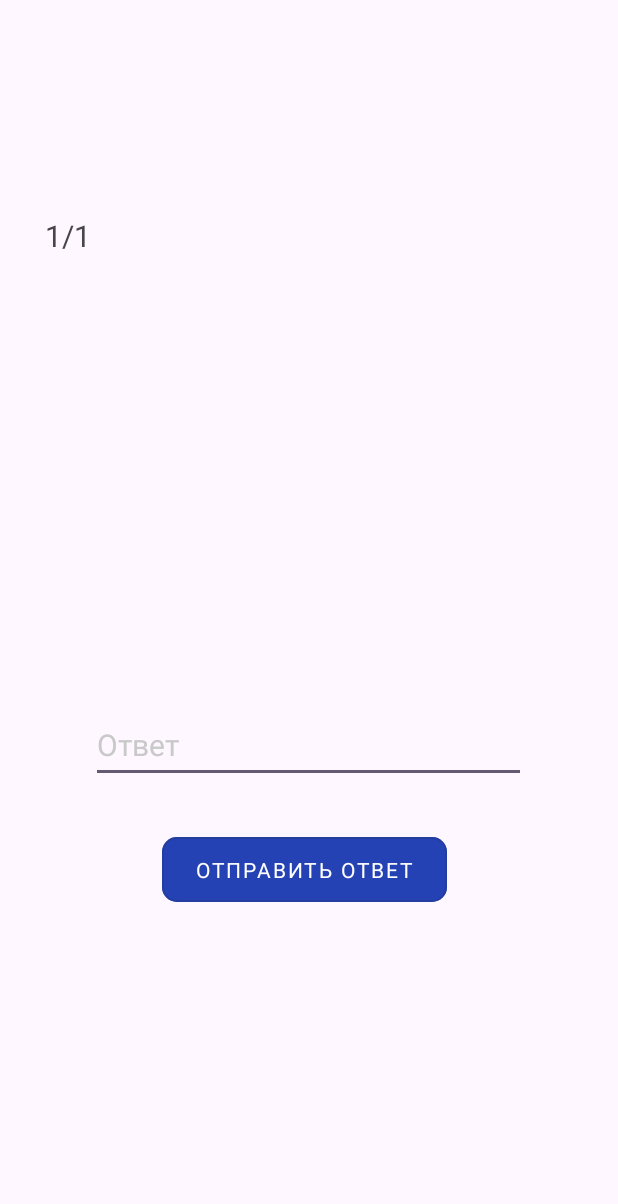
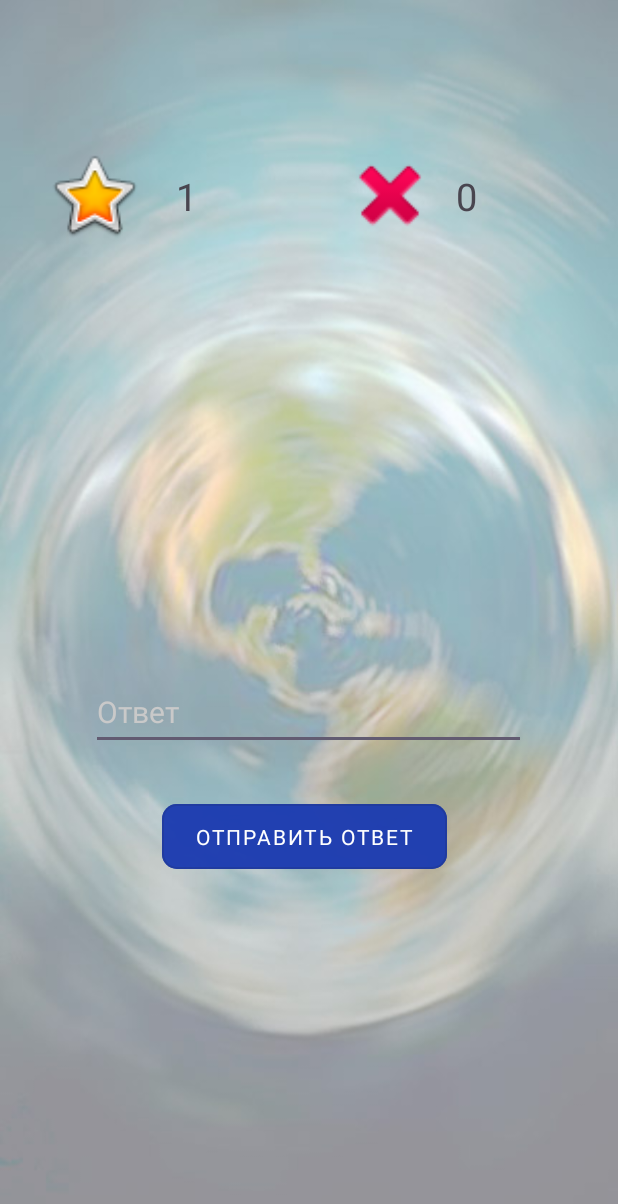
Before and after one commit to Pavel505/ProgrammKINO, an Android app: the TreningActivity screen opened directly, with no data from a screen before it, after a tap on "ОТПРАВИТЬ ОТВЕТ", on a phone screen of 412 x 824 dp. Shown: the top 1204 px of the screen. Run offline under Robolectric (Android 15) with nearby library versions, the phone set to English and light mode, and no system bars; our stand-ins replace Firebase (no records; nobody signed in at launch, a user with empty details on screens opened directly).

Commit message:
Дизайн страничек по географии

```diff
--- a/app/src/main/java/com/example/progkino/TreningActivity.java
+++ b/app/src/main/java/com/example/progkino/TreningActivity.java
@@ -9,11 +9,11 @@ import android.widget.ArrayAdapter;
 import android.widget.EditText;
 import android.widget.ListView;
 import android.widget.TextView;
+import android.widget.Toast;
 
 import androidx.annotation.NonNull;
 import androidx.appcompat.app.AppCompatActivity;
 
-import com.example.progkino.Models.Eventum;
 import com.example.progkino.Models.QuestionTrenTutor;
 import com.google.firebase.database.DataSnapshot;
 import com.google.firebase.database.DatabaseError;
@@ -22,23 +22,20 @@ import com.google.firebase.database.FirebaseDatabase;
 import com.google.firebase.database.ValueEventListener;
 
 import java.util.ArrayList;
-import java.util.Date;
 import java.util.List;
-import java.util.Random;
 import java.util.Timer;
-import java.util.TimerTask;
 
 public class TreningActivity extends AppCompatActivity {
     private ListView listView;
     String answer;
     private ArrayAdapter<String> adapterAr;
     private List<String> listData;
-    public int id_q, counter,counter_question, ost_time ;
-    TextView text_question_country,text_time;
+    public int id_q, counter,counter_question, ost_time,no_answer ;
+    TextView text_answers,text_answers_all,text_time;
     DatabaseReference  treningGeo1;
     EditText editTextAnswer;
     FirebaseDatabase db;
-    Timer timer;
+    Timer timer2;
     @Override
     protected void onCreate(Bundle savedInstanceState) {
         super.onCreate(savedInstanceState);
@@ -51,7 +48,10 @@ public class TreningActivity extends AppCompatActivity {
         text_time = findViewById(R.id.text_time);
         editTextAnswer = findViewById(R.id.answer_capital);
         listView = findViewById(R.id.listCountry);
-        text_question_country = findViewById(R.id.text_question_country);
+        text_answers = findViewById(R.id.text_answers);
+        text_answers_all = findViewById(R.id.text_answers_all);
+        text_answers.setText("0");
+        text_answers_all.setText("0");
         listData = new ArrayList<>();
         adapterAr = new ArrayAdapter<>(this, android.R.layout.simple_list_item_1,listData);
         listView.setAdapter(adapterAr);
@@ -60,7 +60,7 @@ public class TreningActivity extends AppCompatActivity {
         counter = 0;counter_question = 0;id_q=1;
     }
     private void getDataFromDB(){
-        ost_time = 5;
+        ost_time = 7;
         ValueEventListener vlistener = new ValueEventListener() {
             @Override
             public void onDataChange(@NonNull DataSnapshot dataSnapshot) {
@@ -83,9 +83,25 @@ public class TreningActivity extends AppCompatActivity {
         };
         treningGeo1.addValueEventListener(vlistener);
         //tableTime();
+        //tableTimer();
+
+    }
+    /*private void timerTick() {
+        this.runOnUiThread(doTask);
     }
 
-    /*public void tableTime(){
+    private Runnable doTask = new Runnable() {
+        public void run() {
+
+            ost_time -= 1;
+            Log.w(TAG, "Осталось времени: "+ ost_time);
+            if (ost_time <= 0){
+                text_time.setText("Время вышло");
+            }
+            text_time.setText(ost_time);
+        }
+    };*/
+   /* public void tableTime(){
 
         TimerTask task = new TimerTask() {
             public void run() {
@@ -93,29 +109,50 @@ public class TreningActivity extends AppCompatActivity {
                 ost_time -= 0.5;
                 Log.w(TAG, "Осталось времени: "+ost_time);
                 if (ost_time <= 0){
-                   // timer.cancel();// &?
                     text_time.setText("Время вышло");
                 }
                 text_time.setText(ost_time);
             }
         };
-        Timer timer = new Timer("Timer");
+        Timer timer2 = new Timer("Timer");
         long delay = 10000L;
         long period = 1000L;
-        timer.scheduleAtFixedRate(task, delay, period);
+        timer2.scheduleAtFixedRate(task, delay, period);
+    }
+    public  void  tableTimer(){
+        Timer myTimer;
+        myTimer = new Timer();
+
+        myTimer.schedule(new TimerTask() {
+            public void run() {
+                timerTick();
+            }
+        }, 0, 7000);
+        myTimer.cancel();
     }*/
+
     public void onAnswerOk (View view){
         counter_question  += 1;
         String answer_znatok = editTextAnswer.getText().toString();
         if (answer.equalsIgnoreCase(answer_znatok)){
             counter += 1;
+            Toast toast = Toast.makeText(getApplicationContext(), "Верно!",
+                    Toast.LENGTH_SHORT);
+            toast.show();
             Log.w(TAG, "Правильный ответ " + counter + "/" + counter_question );
         }
-        if (ost_time<0){
+        /*if (ost_time<0){
             counter -= 0.5;
-        }
+            Toast toast2 = Toast.makeText(getApplicationContext(), "Верно, но время вышло!",
+                    Toast.LENGTH_SHORT);
+            toast2.show();
+        }*/
+        no_answer = counter_question - counter;
         Log.w(TAG, "Другой ответ " + id_q + " " + answer + " " + answer_znatok);
         getDataFromDB();
-        text_question_country.setText(counter + "/" + counter_question);
+        String counterS = Integer.toString(counter);
+        String no_answerS = Integer.toString(no_answer);
+        text_answers.setText(counterS);
+        text_answers_all.setText(no_answerS);
     }
 }
--- a/app/src/main/res/layout/activity_trening.xml
+++ b/app/src/main/res/layout/activity_trening.xml
@@ -4,6 +4,7 @@
     xmlns:tools="http://schemas.android.com/tools"
     android:layout_width="match_parent"
     android:layout_height="match_parent"
+    android:background="@drawable/fon_geografy"
     tools:context=".TrenActivity">
 
     <TextView
@@ -11,7 +12,7 @@
         android:layout_width="match_parent"
         android:layout_height="43dp"
         android:layout_marginStart="30dp"
-        android:layout_marginTop="50dp"
+        android:layout_marginTop="30dp"
         android:layout_marginEnd="30dp"
         android:textSize="20sp"
         app:layout_constraintEnd_toEndOf="parent"
@@ -19,18 +20,32 @@
         app:layout_constraintTop_toTopOf="parent"
         tools:text="Страна:" />
 
+
     <TextView
-        android:id="@+id/text_question_country"
-        android:layout_width="match_parent"
+        android:id="@+id/text_answers"
+        android:layout_width="80dp"
         android:layout_height="43dp"
-        android:layout_marginStart="30dp"
-        android:layout_marginTop="50dp"
-        android:layout_marginEnd="30dp"
-        android:textSize="20sp"
+        android:layout_marginTop="40dp"
+        android:layout_marginEnd="2dp"
+        android:textSize="25sp"
+
         app:layout_constraintEnd_toEndOf="parent"
-        app:layout_constraintStart_toStartOf="parent"
+        app:layout_constraintHorizontal_bias="0.095"
+        app:layout_constraintStart_toEndOf="@+id/imageView5"
         app:layout_constraintTop_toBottomOf="@+id/text_question_zagolovok1" />
 
+    <TextView
+        android:id="@+id/text_answers_all"
+        android:layout_width="80dp"
+        android:layout_height="43dp"
+        android:layout_marginTop="40dp"
+        android:layout_marginEnd="28dp"
+        android:textSize="25sp"
+
+        app:layout_constraintEnd_toEndOf="parent"
+        app:layout_constraintHorizontal_bias="1.0"
+        app:layout_constraintStart_toEndOf="@+id/imageView6"
+        app:layout_constraintTop_toBottomOf="@+id/text_question_zagolovok1" />
 
     <TextView
         android:id="@+id/text_time"
@@ -71,7 +86,7 @@
         android:layout_marginTop="30dp"
         app:layout_constraintEnd_toEndOf="parent"
         app:layout_constraintStart_toStartOf="parent"
-        app:layout_constraintTop_toBottomOf="@+id/text_question_country" />
+        app:layout_constraintTop_toBottomOf="@+id/text_answers" />
 
 
     <com.google.android.material.button.MaterialButton
@@ -93,4 +108,24 @@
         app:layout_constraintTop_toBottomOf="@+id/answer_capital"
         tools:ignore="MissingConstraints" />
 
+    <ImageView
+        android:id="@+id/imageView5"
+        android:layout_width="65dp"
+        android:layout_height="65dp"
+        android:layout_marginStart="30dp"
+        app:layout_constraintBottom_toTopOf="@+id/listCountry"
+        app:layout_constraintStart_toStartOf="parent"
+        app:layout_constraintTop_toBottomOf="@+id/text_question_zagolovok1"
+        app:srcCompat="@android:drawable/btn_star_big_on" />
+
+    <ImageView
+        android:id="@+id/imageView6"
+        android:layout_width="65dp"
+        android:layout_height="65dp"
+        android:layout_marginStart="30dp"
+        app:layout_constraintBottom_toTopOf="@+id/listCountry"
+        app:layout_constraintStart_toEndOf="@+id/text_answers"
+        app:layout_constraintTop_toBottomOf="@+id/text_question_zagolovok1"
+        app:srcCompat="@android:drawable/ic_delete" />
+
 </androidx.constraintlayout.widget.ConstraintLayout>
--- a/app/src/main/res/layout/activity_tutorial_geo1.xml
+++ b/app/src/main/res/layout/activity_tutorial_geo1.xml
@@ -3,6 +3,7 @@
     xmlns:app="http://schemas.android.com/apk/res-auto"
     xmlns:tools="http://schemas.android.com/tools"
     android:layout_width="match_parent"
+    android:background="@drawable/fon_geografy_teor"
     android:layout_height="match_parent"
     tools:context=".TutorialGeo1Activity">
 
--- a/app/src/main/res/layout/tutorial_show.xml
+++ b/app/src/main/res/layout/tutorial_show.xml
@@ -3,6 +3,7 @@
     xmlns:app="http://schemas.android.com/apk/res-auto"
     xmlns:tools="http://schemas.android.com/tools"
     android:layout_width="match_parent"
+    android:background="@drawable/fon_geografy_teor"
     android:layout_height="match_parent">
 
     <TextView
```
Also changed, not shown: app/src/main/res/drawable/fon_geografy.jpg (added), app/src/main/res/drawable/fon_geografy_teor.jpg (added), app/src/main/res/drawable/green_gal.png (added).
